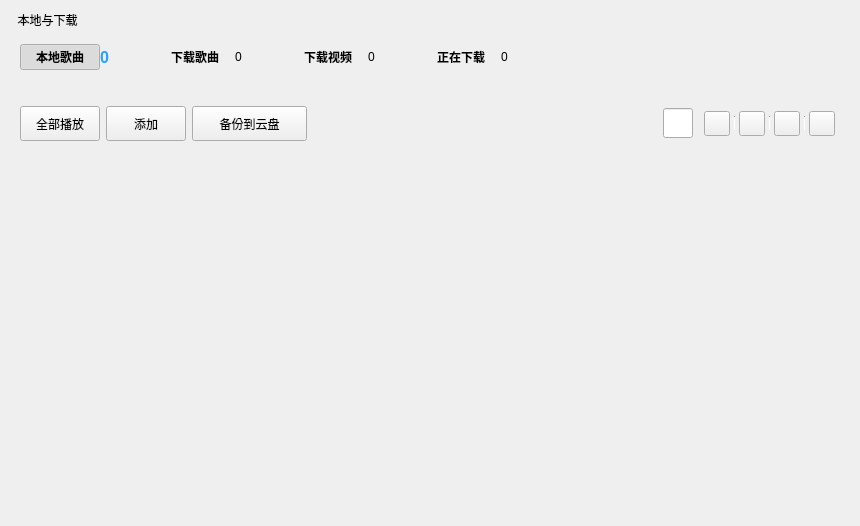
Before: the Qt Designer form KuGouStart/LocalDownload/LocalDownload.ui in a-mo-xi-wei/Qt-KuGouAppClient, drawn with Qt 5.
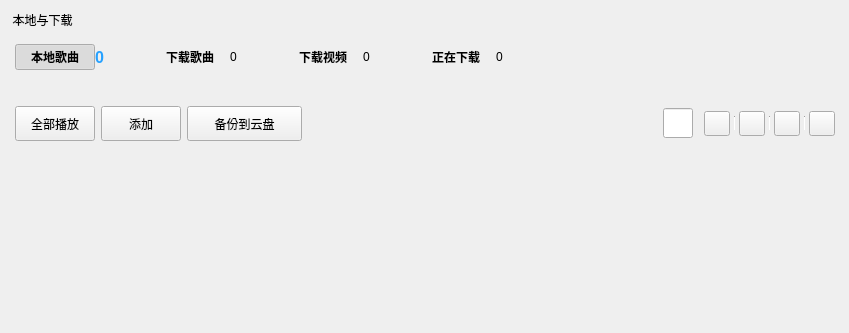
After: the same form once the commit is applied. Custom widgets are drawn as their Qt base class.

Commit message: 歌曲列表添加垂直滚动区域

```diff
--- a/KuGouStart/LocalDownload/LocalDownload.ui
+++ b/KuGouStart/LocalDownload/LocalDownload.ui
@@ -6,14 +6,20 @@
    <rect>
     <x>0</x>
     <y>0</y>
-    <width>860</width>
-    <height>526</height>
+    <width>849</width>
+    <height>333</height>
    </rect>
   </property>
   <property name="windowTitle">
    <string>LocalDownload</string>
   </property>
-  <layout class="QVBoxLayout" name="verticalLayout">
+  <layout class="QVBoxLayout" name="verticalLayout_2">
+   <property name="leftMargin">
+    <number>6</number>
+   </property>
+   <property name="rightMargin">
+    <number>0</number>
+   </property>
    <item>
     <widget class="QLabel" name="local_download_label">
      <property name="font">
@@ -760,16 +766,79 @@
     </widget>
    </item>
    <item>
-    <widget class="QWidget" name="local_song_list_widget" native="true">
-     <property name="sizePolicy">
-      <sizepolicy hsizetype="Expanding" vsizetype="Expanding">
-       <horstretch>0</horstretch>
-       <verstretch>0</verstretch>
-      </sizepolicy>
+    <widget class="MyScrollArea" name="scrollArea">
+     <property name="frameShape">
+      <enum>QFrame::NoFrame</enum>
      </property>
-     <layout class="QVBoxLayout" name="verticalLayout_10"/>
+     <property name="horizontalScrollBarPolicy">
+      <enum>Qt::ScrollBarAlwaysOff</enum>
+     </property>
+     <property name="widgetResizable">
+      <bool>true</bool>
+     </property>
+     <property name="alignment">
+      <set>Qt::AlignLeading|Qt::AlignLeft|Qt::AlignVCenter</set>
+     </property>
+     <widget class="QWidget" name="scrollAreaWidgetContents">
+      <property name="geometry">
+       <rect>
+        <x>0</x>
+        <y>0</y>
+        <width>843</width>
+        <height>82</height>
+       </rect>
+      </property>
+      <layout class="QVBoxLayout" name="verticalLayout">
+       <property name="spacing">
+        <number>0</number>
+       </property>
+       <property name="leftMargin">
+        <number>0</number>
+       </property>
+       <property name="topMargin">
+        <number>0</number>
+       </property>
+       <property name="rightMargin">
+        <number>10</number>
+       </property>
+       <property name="bottomMargin">
+        <number>0</number>
+       </property>
+       <item>
+        <widget class="QWidget" name="local_song_list_widget" native="true">
+         <property name="sizePolicy">
+          <sizepolicy hsizetype="Expanding" vsizetype="Expanding">
+           <horstretch>0</horstretch>
+           <verstretch>0</verstretch>
+          </sizepolicy>
+         </property>
+         <layout class="QVBoxLayout" name="verticalLayout_10">
+          <property name="leftMargin">
+           <number>5</number>
+          </property>
+          <property name="rightMargin">
+           <number>10</number>
+          </property>
+         </layout>
+        </widget>
+       </item>
+      </layout>
+     </widget>
     </widget>
    </item>
+   <item>
+    <spacer name="verticalSpacer">
+     <property name="orientation">
+      <enum>Qt::Vertical</enum>
+     </property>
+     <property name="sizeHint" stdset="0">
+      <size>
+       <width>20</width>
+       <height>5</height>
+      </size>
+     </property>
+    </spacer>
+   </item>
   </layout>
  </widget>
  <customwidgets>
@@ -778,6 +847,12 @@
    <extends>QLineEdit</extends>
    <header>MySearchLineEdit.h</header>
   </customwidget>
+  <customwidget>
+   <class>MyScrollArea</class>
+   <extends>QScrollArea</extends>
+   <header>MyScrollArea.h</header>
+   <container>1</container>
+  </customwidget>
  </customwidgets>
  <resources/>
  <connections/>
```
The commit also changes 2 other files.
